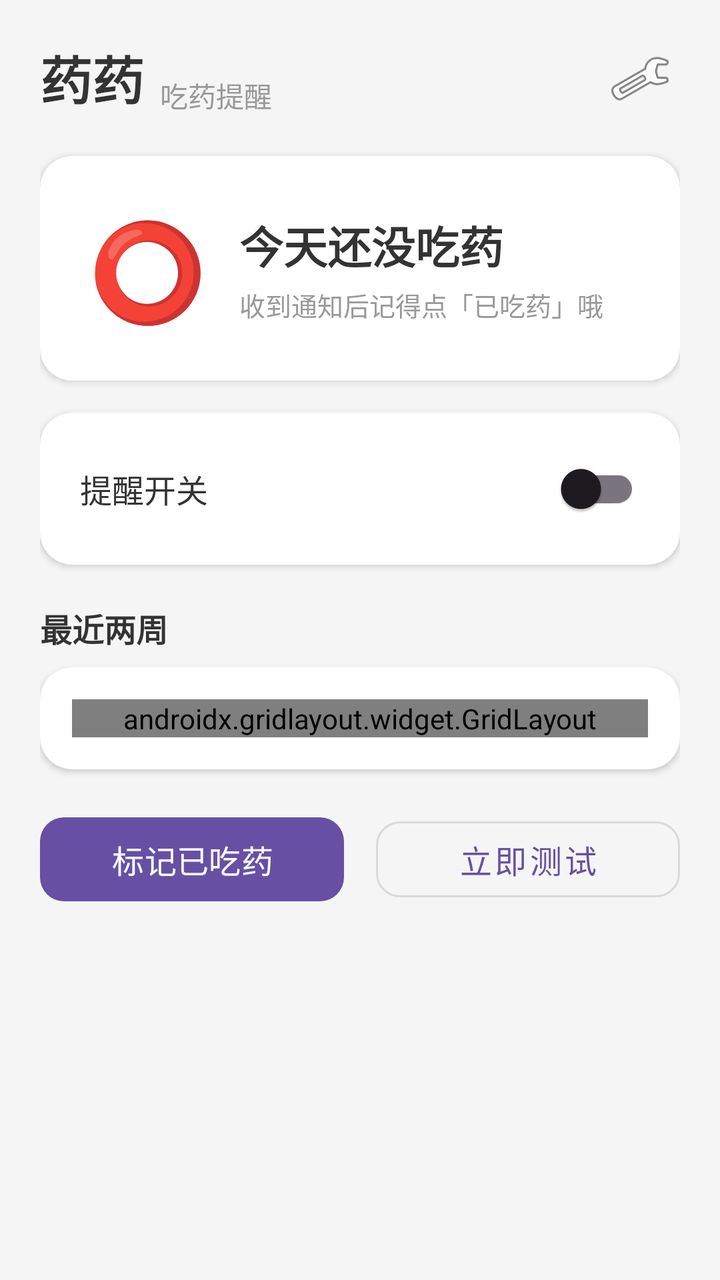
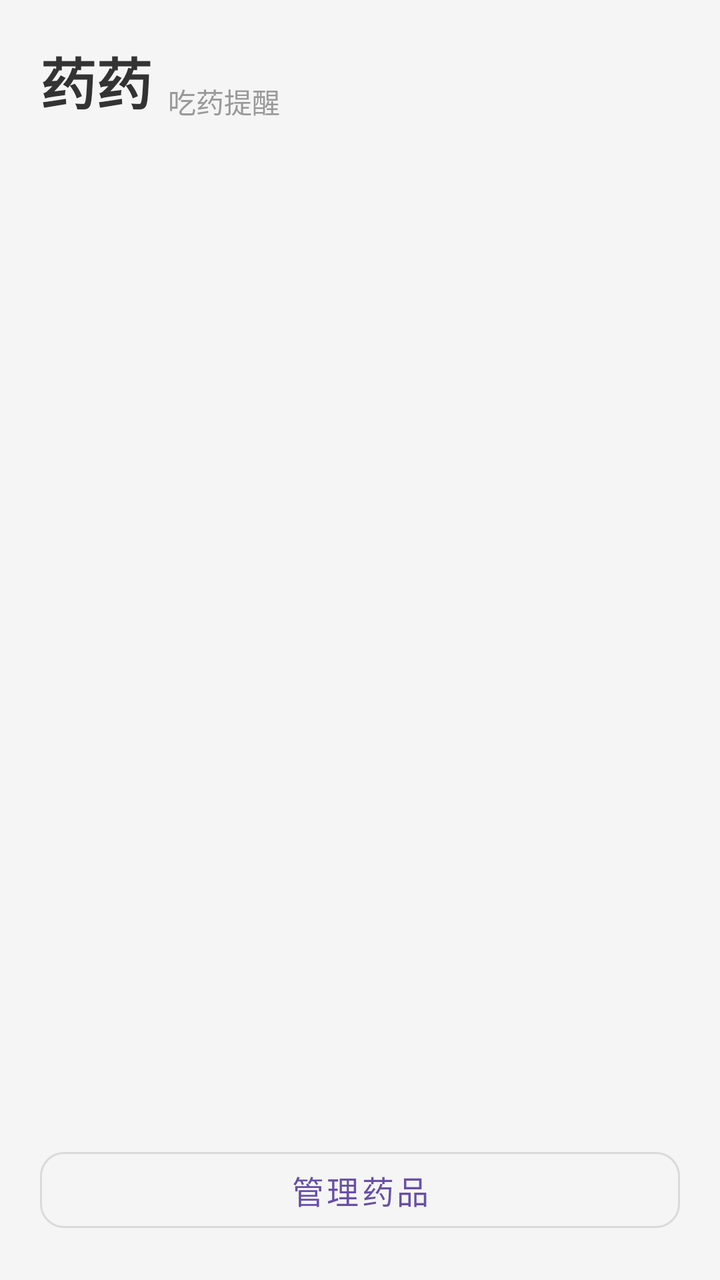

Compare the two renders of this Android layout. The source of the first and the diff that turns it into the second are given below.
<!-- AndroidManifest.xml: application theme Theme.MedReminder -->
<!-- res/layout/activity_main.xml -->
<?xml version="1.0" encoding="utf-8"?>
<ScrollView xmlns:android="http://schemas.android.com/apk/res/android"
    xmlns:app="http://schemas.android.com/apk/res-auto"
    android:layout_width="match_parent"
    android:layout_height="match_parent"
    android:fillViewport="true"
    android:background="#F5F5F5">

    <androidx.constraintlayout.widget.ConstraintLayout
        android:id="@+id/main"
        android:layout_width="match_parent"
        android:layout_height="wrap_content"
        android:padding="20dp">

        
        <TextView
            android:id="@+id/tvTitle"
            android:layout_width="wrap_content"
            android:layout_height="wrap_content"
            android:text="药药"
            android:textSize="26sp"
            android:textStyle="bold"
            android:textColor="#333333"
            app:layout_constraintStart_toStartOf="parent"
            app:layout_constraintTop_toTopOf="parent" />

        <TextView
            android:id="@+id/tvSubtitle"
            android:layout_width="wrap_content"
            android:layout_height="wrap_content"
            android:layout_marginStart="8dp"
            android:text="吃药提醒"
            android:textSize="14sp"
            android:textColor="#999999"
            app:layout_constraintBottom_toBottomOf="@id/tvTitle"
            app:layout_constraintStart_toEndOf="@id/tvTitle" />

        
        <ImageButton
            android:id="@+id/btnSettings"
            android:layout_width="40dp"
            android:layout_height="40dp"
            android:background="?attr/selectableItemBackgroundBorderless"
            android:contentDescription="设置"
            android:src="@android:drawable/ic_menu_manage"
            android:scaleType="centerInside"
            app:layout_constraintBottom_toBottomOf="@id/tvTitle"
            app:layout_constraintEnd_toEndOf="parent"
            app:layout_constraintTop_toTopOf="@id/tvTitle" />

        
        <androidx.cardview.widget.CardView
            android:id="@+id/cardStatus"
            android:layout_width="0dp"
            android:layout_height="wrap_content"
            android:layout_marginTop="20dp"
            app:cardCornerRadius="16dp"
            app:cardElevation="2dp"
            app:layout_constraintEnd_toEndOf="parent"
            app:layout_constraintStart_toStartOf="parent"
            app:layout_constraintTop_toBottomOf="@id/tvTitle">

            <androidx.constraintlayout.widget.ConstraintLayout
                android:layout_width="match_parent"
                android:layout_height="wrap_content"
                android:padding="24dp">

                <TextView
                    android:id="@+id/tvStatusEmoji"
                    android:layout_width="wrap_content"
                    android:layout_height="wrap_content"
                    android:text="⭕"
                    android:textSize="48sp"
                    app:layout_constraintBottom_toBottomOf="parent"
                    app:layout_constraintStart_toStartOf="parent"
                    app:layout_constraintTop_toTopOf="parent" />

                <TextView
                    android:id="@+id/tvStatusText"
                    android:layout_width="0dp"
                    android:layout_height="wrap_content"
                    android:layout_marginStart="16dp"
                    android:text="今天还没吃药"
                    android:textSize="22sp"
                    android:textStyle="bold"
                    android:textColor="#333333"
                    app:layout_constraintBottom_toTopOf="@id/tvStatusHint"
                    app:layout_constraintEnd_toEndOf="parent"
                    app:layout_constraintStart_toEndOf="@id/tvStatusEmoji"
                    app:layout_constraintTop_toTopOf="parent"
                    app:layout_constraintVertical_chainStyle="packed" />

                <TextView
                    android:id="@+id/tvStatusHint"
                    android:layout_width="0dp"
                    android:layout_height="wrap_content"
                    android:layout_marginStart="16dp"
                    android:layout_marginTop="4dp"
                    android:text="收到通知后记得点「已吃药」哦"
                    android:textSize="13sp"
                    android:textColor="#999999"
                    app:layout_constraintBottom_toBottomOf="parent"
                    app:layout_constraintEnd_toEndOf="parent"
                    app:layout_constraintStart_toEndOf="@id/tvStatusEmoji"
                    app:layout_constraintTop_toBottomOf="@id/tvStatusText" />

            </androidx.constraintlayout.widget.ConstraintLayout>
        </androidx.cardview.widget.CardView>

        
        <androidx.cardview.widget.CardView
            android:id="@+id/cardSwitch"
            android:layout_width="0dp"
            android:layout_height="wrap_content"
            android:layout_marginTop="16dp"
            app:cardCornerRadius="16dp"
            app:cardElevation="2dp"
            app:layout_constraintEnd_toEndOf="parent"
            app:layout_constraintStart_toStartOf="parent"
            app:layout_constraintTop_toBottomOf="@id/cardStatus">

            <androidx.constraintlayout.widget.ConstraintLayout
                android:layout_width="match_parent"
                android:layout_height="wrap_content"
                android:paddingHorizontal="20dp"
                android:paddingVertical="14dp">

                <TextView
                    android:id="@+id/tvSwitchLabel"
                    android:layout_width="0dp"
                    android:layout_height="wrap_content"
                    android:text="提醒开关"
                    android:textSize="16sp"
                    android:textColor="#333333"
                    app:layout_constraintBottom_toBottomOf="parent"
                    app:layout_constraintStart_toStartOf="parent"
                    app:layout_constraintTop_toTopOf="parent" />

                <com.google.android.material.switchmaterial.SwitchMaterial
                    android:id="@+id/swEnabled"
                    android:layout_width="wrap_content"
                    android:layout_height="wrap_content"
                    android:contentDescription="开启或关闭吃药提醒"
                    app:layout_constraintBottom_toBottomOf="parent"
                    app:layout_constraintEnd_toEndOf="parent"
                    app:layout_constraintTop_toTopOf="parent" />

            </androidx.constraintlayout.widget.ConstraintLayout>
        </androidx.cardview.widget.CardView>

        
        <TextView
            android:id="@+id/tvCalendarTitle"
            android:layout_width="wrap_content"
            android:layout_height="wrap_content"
            android:layout_marginTop="20dp"
            android:text="最近两周"
            android:textSize="16sp"
            android:textStyle="bold"
            android:textColor="#333333"
            app:layout_constraintStart_toStartOf="parent"
            app:layout_constraintTop_toBottomOf="@id/cardSwitch" />

        
        <androidx.cardview.widget.CardView
            android:id="@+id/cardCalendar"
            android:layout_width="0dp"
            android:layout_height="wrap_content"
            android:layout_marginTop="8dp"
            app:cardCornerRadius="16dp"
            app:cardElevation="2dp"
            app:layout_constraintEnd_toEndOf="parent"
            app:layout_constraintStart_toStartOf="parent"
            app:layout_constraintTop_toBottomOf="@id/tvCalendarTitle">

            <LinearLayout
                android:layout_width="match_parent"
                android:layout_height="wrap_content"
                android:orientation="vertical"
                android:padding="16dp">

                
                <LinearLayout
                    android:id="@+id/llWeekHeader"
                    android:layout_width="match_parent"
                    android:layout_height="wrap_content"
                    android:orientation="horizontal" />

                
                <androidx.gridlayout.widget.GridLayout
                    android:id="@+id/gridCalendar"
                    android:layout_width="match_parent"
                    android:layout_height="wrap_content"
                    android:columnCount="7"
                    android:rowCount="2" />

            </LinearLayout>
        </androidx.cardview.widget.CardView>

        
        <Button
            android:id="@+id/btnMarkTaken"
            android:layout_width="0dp"
            android:layout_height="50dp"
            android:layout_marginTop="20dp"
            android:layout_marginEnd="8dp"
            android:contentDescription="标记今天已吃药"
            android:text="标记已吃药"
            android:textSize="16sp"
            app:cornerRadius="12dp"
            app:layout_constraintEnd_toStartOf="@id/btnTest"
            app:layout_constraintStart_toStartOf="parent"
            app:layout_constraintTop_toBottomOf="@id/cardCalendar" />

        <Button
            android:id="@+id/btnTest"
            style="@style/Widget.MaterialComponents.Button.OutlinedButton"
            android:layout_width="0dp"
            android:layout_height="50dp"
            android:layout_marginStart="8dp"
            android:contentDescription="立即测试通知"
            android:text="立即测试"
            android:textSize="16sp"
            app:cornerRadius="12dp"
            app:layout_constraintBottom_toBottomOf="@id/btnMarkTaken"
            app:layout_constraintEnd_toEndOf="parent"
            app:layout_constraintStart_toEndOf="@id/btnMarkTaken"
            app:layout_constraintTop_toTopOf="@id/btnMarkTaken" />

        
        <View
            android:layout_width="0dp"
            android:layout_height="24dp"
            app:layout_constraintTop_toBottomOf="@id/btnMarkTaken" />

    </androidx.constraintlayout.widget.ConstraintLayout>
</ScrollView>
<!-- resources referenced by this layout -->
<resources>
  <style name="Theme.MedReminder" parent="Base.Theme.MedReminder" />
  <style name="Base.Theme.MedReminder" parent="Theme.Material3.DayNight.NoActionBar">
          
          
      </style>
</resources>

<!-- the commit's change to res/layout/activity_main.xml (unified diff, before → after) -->
@@ -1,237 +1,87 @@
 <?xml version="1.0" encoding="utf-8"?>
-<ScrollView xmlns:android="http://schemas.android.com/apk/res/android"
+<androidx.constraintlayout.widget.ConstraintLayout xmlns:android="http://schemas.android.com/apk/res/android"
     xmlns:app="http://schemas.android.com/apk/res-auto"
+    android:id="@+id/main"
     android:layout_width="match_parent"
     android:layout_height="match_parent"
-    android:fillViewport="true"
-    android:background="#F5F5F5">
+    android:background="@color/bg_page">
 
-    <androidx.constraintlayout.widget.ConstraintLayout
-        android:id="@+id/main"
-        android:layout_width="match_parent"
+    
+    <TextView
+        android:id="@+id/tvTitle"
+        android:layout_width="wrap_content"
         android:layout_height="wrap_content"
-        android:padding="20dp">
+        android:layout_marginStart="20dp"
+        android:layout_marginTop="20dp"
+        android:text="@string/app_name"
+        android:textColor="@color/text_primary"
+        android:textSize="28sp"
+        android:textStyle="bold"
+        app:layout_constraintStart_toStartOf="parent"
+        app:layout_constraintTop_toTopOf="parent" />
 
-        
-        <TextView
-            android:id="@+id/tvTitle"
-            android:layout_width="wrap_content"
+    <TextView
+        android:id="@+id/tvSubtitle"
+        android:layout_width="wrap_content"
+        android:layout_height="wrap_content"
+        android:layout_marginStart="8dp"
+        android:text="吃药提醒"
+        android:textColor="@color/text_hint"
+        android:textSize="14sp"
+        app:layout_constraintBottom_toBottomOf="@id/tvTitle"
+        app:layout_constraintStart_toEndOf="@id/tvTitle" />
+
+    
+    <ScrollView
+        android:id="@+id/scrollView"
+        android:layout_width="0dp"
+        android:layout_height="0dp"
+        android:layout_marginTop="20dp"
+        android:fillViewport="true"
+        app:layout_constraintBottom_toTopOf="@id/btnAddDrug"
+        app:layout_constraintEnd_toEndOf="parent"
+        app:layout_constraintStart_toStartOf="parent"
+        app:layout_constraintTop_toBottomOf="@id/tvTitle">
+
+        <LinearLayout
+            android:id="@+id/llDrugList"
+            android:layout_width="match_parent"
             android:layout_height="wrap_content"
-            android:text="药药"
-            android:textSize="26sp"
-            android:textStyle="bold"
-            android:textColor="#333333"
-            app:layout_constraintStart_toStartOf="parent"
-            app:layout_constraintTop_toTopOf="parent" />
+            android:orientation="vertical"
+            android:paddingHorizontal="20dp"
+            android:paddingBottom="20dp" />
+    </ScrollView>
 
-        <TextView
-            android:id="@+id/tvSubtitle"
-            android:layout_width="wrap_content"
-            android:layout_height="wrap_content"
-            android:layout_marginStart="8dp"
-            android:text="吃药提醒"
-            android:textSize="14sp"
-            android:textColor="#999999"
-            app:layout_constraintBottom_toBottomOf="@id/tvTitle"
-            app:layout_constraintStart_toEndOf="@id/tvTitle" />
+    
+    <Button
+        android:id="@+id/btnAddDrug"
+        style="@style/Widget.MaterialComponents.Button.OutlinedButton"
+        android:layout_width="0dp"
+        android:layout_height="50dp"
+        android:layout_marginHorizontal="20dp"
+        android:layout_marginBottom="20dp"
+        android:contentDescription="管理药品"
+        android:text="管理药品"
+        android:textSize="16sp"
+        app:cornerRadius="12dp"
+        app:layout_constraintBottom_toBottomOf="parent"
+        app:layout_constraintEnd_toEndOf="parent"
+        app:layout_constraintStart_toStartOf="parent" />
 
-        
-        <ImageButton
-            android:id="@+id/btnSettings"
-            android:layout_width="40dp"
-            android:layout_height="40dp"
-            android:background="?attr/selectableItemBackgroundBorderless"
-            android:contentDescription="设置"
-            android:src="@android:drawable/ic_menu_manage"
-            android:scaleType="centerInside"
-            app:layout_constraintBottom_toBottomOf="@id/tvTitle"
-            app:layout_constraintEnd_toEndOf="parent"
-            app:layout_constraintTop_toTopOf="@id/tvTitle" />
+    
+    <TextView
+        android:id="@+id/tvEmpty"
+        android:layout_width="0dp"
+        android:layout_height="wrap_content"
+        android:gravity="center"
+        android:padding="40dp"
+        android:text="今天都吃完啦！\n或点击下方管理药品"
+        android:textColor="@color/text_hint"
+        android:textSize="16sp"
+        android:visibility="gone"
+        app:layout_constraintBottom_toBottomOf="@id/scrollView"
+        app:layout_constraintEnd_toEndOf="parent"
+        app:layout_constraintStart_toStartOf="parent"
+        app:layout_constraintTop_toTopOf="@id/scrollView" />
 
-        
-        <androidx.cardview.widget.CardView
-            android:id="@+id/cardStatus"
-            android:layout_width="0dp"
-            android:layout_height="wrap_content"
-            android:layout_marginTop="20dp"
-            app:cardCornerRadius="16dp"
-            app:cardElevation="2dp"
-            app:layout_constraintEnd_toEndOf="parent"
-            app:layout_constraintStart_toStartOf="parent"
-            app:layout_constraintTop_toBottomOf="@id/tvTitle">
-
-            <androidx.constraintlayout.widget.ConstraintLayout
-                android:layout_width="match_parent"
-                android:layout_height="wrap_content"
-                android:padding="24dp">
-
-                <TextView
-                    android:id="@+id/tvStatusEmoji"
-                    android:layout_width="wrap_content"
-                    android:layout_height="wrap_content"
-                    android:text="⭕"
-                    android:textSize="48sp"
-                    app:layout_constraintBottom_toBottomOf="parent"
-                    app:layout_constraintStart_toStartOf="parent"
-                    app:layout_constraintTop_toTopOf="parent" />
-
-                <TextView
-                    android:id="@+id/tvStatusText"
-                    android:layout_width="0dp"
-                    android:layout_height="wrap_content"
-                    android:layout_marginStart="16dp"
-                    android:text="今天还没吃药"
-                    android:textSize="22sp"
-                    android:textStyle="bold"
-                    android:textColor="#333333"
-                    app:layout_constraintBottom_toTopOf="@id/tvStatusHint"
-                    app:layout_constraintEnd_toEndOf="parent"
-                    app:layout_constraintStart_toEndOf="@id/tvStatusEmoji"
-                    app:layout_constraintTop_toTopOf="parent"
-                    app:layout_constraintVertical_chainStyle="packed" />
-
-                <TextView
-                    android:id="@+id/tvStatusHint"
-                    android:layout_width="0dp"
-                    android:layout_height="wrap_content"
-                    android:layout_marginStart="16dp"
-                    android:layout_marginTop="4dp"
-                    android:text="收到通知后记得点「已吃药」哦"
-                    android:textSize="13sp"
-                    android:textColor="#999999"
-                    app:layout_constraintBottom_toBottomOf="parent"
-                    app:layout_constraintEnd_toEndOf="parent"
-                    app:layout_constraintStart_toEndOf="@id/tvStatusEmoji"
-                    app:layout_constraintTop_toBottomOf="@id/tvStatusText" />
-
-            </androidx.constraintlayout.widget.ConstraintLayout>
-        </androidx.cardview.widget.CardView>
-
-        
-        <androidx.cardview.widget.CardView
-            android:id="@+id/cardSwitch"
-            android:layout_width="0dp"
-            android:layout_height="wrap_content"
-            android:layout_marginTop="16dp"
-            app:cardCornerRadius="16dp"
-            app:cardElevation="2dp"
-            app:layout_constraintEnd_toEndOf="parent"
-            app:layout_constraintStart_toStartOf="parent"
-            app:layout_constraintTop_toBottomOf="@id/cardStatus">
-
-            <androidx.constraintlayout.widget.ConstraintLayout
-                android:layout_width="match_parent"
-                android:layout_height="wrap_content"
-                android:paddingHorizontal="20dp"
-                android:paddingVertical="14dp">
-
-                <TextView
-                    android:id="@+id/tvSwitchLabel"
-                    android:layout_width="0dp"
-                    android:layout_height="wrap_content"
-                    android:text="提醒开关"
-                    android:textSize="16sp"
-                    android:textColor="#333333"
-                    app:layout_constraintBottom_toBottomOf="parent"
-                    app:layout_constraintStart_toStartOf="parent"
-                    app:layout_constraintTop_toTopOf="parent" />
-
-                <com.google.android.material.switchmaterial.SwitchMaterial
-                    android:id="@+id/swEnabled"
-                    android:layout_width="wrap_content"
-                    android:layout_height="wrap_content"
-                    android:contentDescription="开启或关闭吃药提醒"
-                    app:layout_constraintBottom_toBottomOf="parent"
-                    app:layout_constraintEnd_toEndOf="parent"
-                    app:layout_constraintTop_toTopOf="parent" />
-
-            </androidx.constraintlayout.widget.ConstraintLayout>
-        </androidx.cardview.widget.CardView>
-
-        
-        <TextView
-            android:id="@+id/tvCalendarTitle"
-            android:layout_width="wrap_content"
-            android:layout_height="wrap_content"
-            android:layout_marginTop="20dp"
-            android:text="最近两周"
-            android:textSize="16sp"
-            android:textStyle="bold"
-            android:textColor="#333333"
-            app:layout_constraintStart_toStartOf="parent"
-            app:layout_constraintTop_toBottomOf="@id/cardSwitch" />
-
-        
-        <androidx.cardview.widget.CardView
-            android:id="@+id/cardCalendar"
-            android:layout_width="0dp"
-            android:layout_height="wrap_content"
-            android:layout_marginTop="8dp"
-            app:cardCornerRadius="16dp"
-            app:cardElevation="2dp"
-            app:layout_constraintEnd_toEndOf="parent"
-            app:layout_constraintStart_toStartOf="parent"
-            app:layout_constraintTop_toBottomOf="@id/tvCalendarTitle">
-
-            <LinearLayout
-                android:layout_width="match_parent"
-                android:layout_height="wrap_content"
-                android:orientation="vertical"
-                android:padding="16dp">
-
-                
-                <LinearLayout
-                    android:id="@+id/llWeekHeader"
-                    android:layout_width="match_parent"
-                    android:layout_height="wrap_content"
-                    android:orientation="horizontal" />
-
-                
-                <androidx.gridlayout.widget.GridLayout
-                    android:id="@+id/gridCalendar"
-                    android:layout_width="match_parent"
-                    android:layout_height="wrap_content"
-                    android:columnCount="7"
-                    android:rowCount="2" />
-
-            </LinearLayout>
-        </androidx.cardview.widget.CardView>
-
-        
-        <Button
-            android:id="@+id/btnMarkTaken"
-            android:layout_width="0dp"
-            android:layout_height="50dp"
-            android:layout_marginTop="20dp"
-            android:layout_marginEnd="8dp"
-            android:contentDescription="标记今天已吃药"
-            android:text="标记已吃药"
-            android:textSize="16sp"
-            app:cornerRadius="12dp"
-            app:layout_constraintEnd_toStartOf="@id/btnTest"
-            app:layout_constraintStart_toStartOf="parent"
-            app:layout_constraintTop_toBottomOf="@id/cardCalendar" />
-
-        <Button
-            android:id="@+id/btnTest"
-            style="@style/Widget.MaterialComponents.Button.OutlinedButton"
-            android:layout_width="0dp"
-            android:layout_height="50dp"
-            android:layout_marginStart="8dp"
-            android:contentDescription="立即测试通知"
-            android:text="立即测试"
-            android:textSize="16sp"
-            app:cornerRadius="12dp"
-            app:layout_constraintBottom_toBottomOf="@id/btnMarkTaken"
-            app:layout_constraintEnd_toEndOf="parent"
-            app:layout_constraintStart_toEndOf="@id/btnMarkTaken"
-            app:layout_constraintTop_toTopOf="@id/btnMarkTaken" />
-
-        
-        <View
-            android:layout_width="0dp"
-            android:layout_height="24dp"
-            app:layout_constraintTop_toBottomOf="@id/btnMarkTaken" />
-
-    </androidx.constraintlayout.widget.ConstraintLayout>
-</ScrollView>
+</androidx.constraintlayout.widget.ConstraintLayout>
<!-- resource entries referenced after the edit -->
@@ -1,5 +1,9 @@
 <!-- resources referenced by this layout -->
 <resources>
+  <color name="bg_page">#F5F5F5</color>
+  <color name="text_hint">#999999</color>
+  <color name="text_primary">#333333</color>
+  <string name="app_name">药药</string>
   <style name="Theme.MedReminder" parent="Base.Theme.MedReminder" />
   <style name="Base.Theme.MedReminder" parent="Theme.Material3.DayNight.NoActionBar">
           
